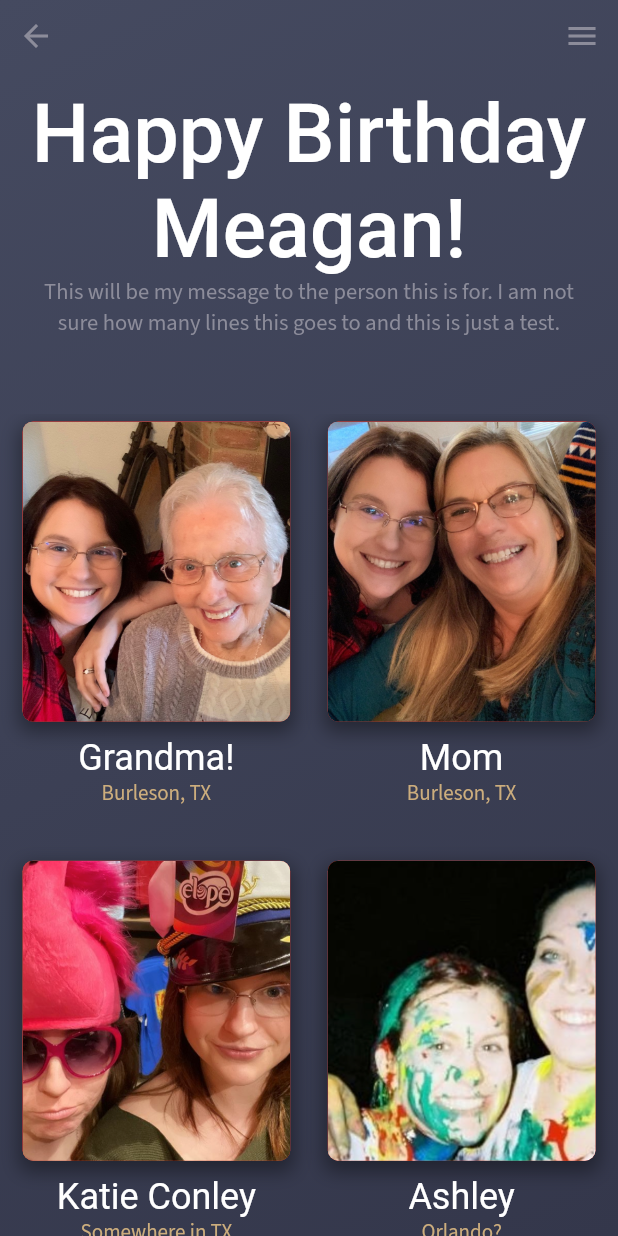
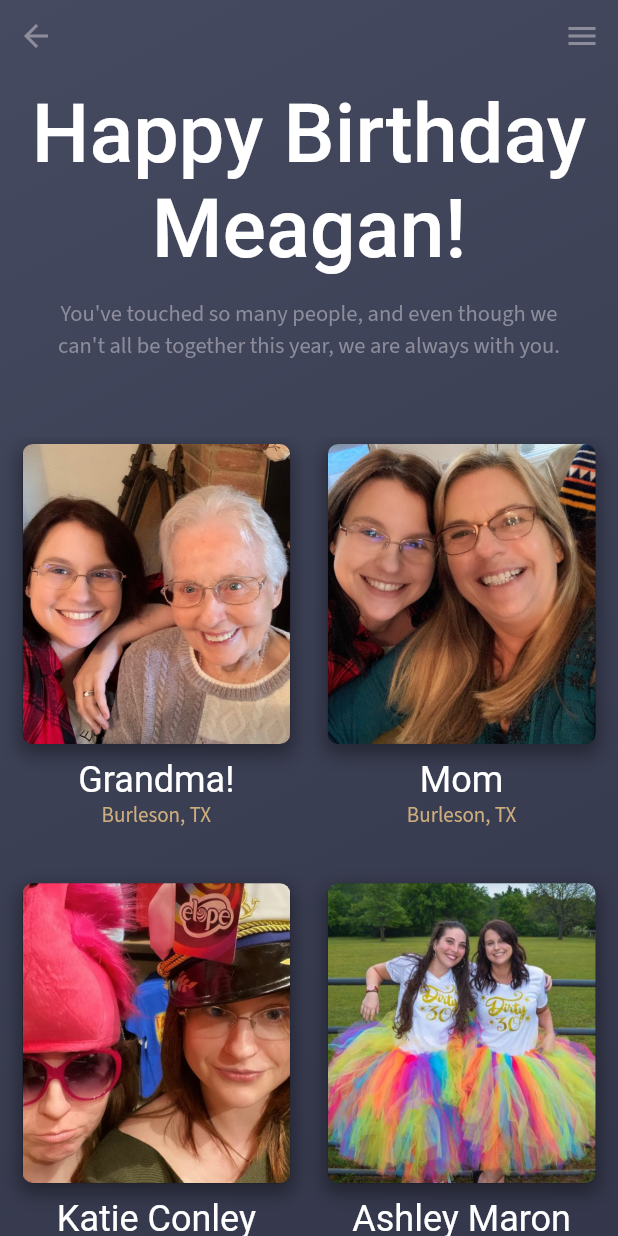
Before and after one commit to jmechristian/meaganbday, a Flutter app: the HomeScreen screen opened directly, on a phone screen of 412 x 824 dp. Run offline on Flutter 3.47's test engine with Material 2 defaults, Android fonts, the phone set to English and light mode, and no system bars; our stand-ins replace google_fonts, video_player; Roboto replaces fonts that are missing (Tinos).

Commit message:
onbarding screens in

```diff
--- a/lib/main.dart
+++ b/lib/main.dart
@@ -1,6 +1,6 @@
 import 'package:flutter/material.dart';
 import 'package:flutter/services.dart';
-import './screens/home_screen.dart';
+import 'package:meagan_bday/screens/onboarding_screen.dart';
 
 void main() {
   SystemChrome.setPreferredOrientations(
@@ -14,7 +14,7 @@ class MyApp extends StatelessWidget {
     return MaterialApp(
       title: 'Meagan Birthday',
       debugShowCheckedModeBanner: false,
-      home: HomeScreen(),
+      home: OnboardingScreen(),
     );
   }
 }
--- a/lib/models/person.dart
+++ b/lib/models/person.dart
@@ -25,14 +25,14 @@ var people = [
       personPic: 'assets/mom.JPG',
       personVideo: 'assets/mom.mp4'),
   Person(
-      personLocation: 'Somewhere in TX',
+      personLocation: 'Lubbock, TX',
       personName: 'Katie Conley',
       personPic: 'assets/katie.png',
       personVideo: 'assets/katie.mp4'),
   Person(
       personLocation: 'Orlando?',
-      personName: 'Ashley',
-      personPic: 'assets/ashley.png',
+      personName: 'Ashley Maron',
+      personPic: 'assets/ashley.JPG',
       personVideo: 'assets/ashley.mp4'),
   Person(
     personLocation: 'Burleson, TX',
@@ -43,9 +43,19 @@ var people = [
   Person(
     personLocation: 'Tokyo, Japan',
     personName: 'Jess Malone',
-    personPic: 'assets/jess.jpg',
+    personPic: 'assets/jess.JPG',
     personVideo: 'assets/neices.mp4',
     personMessage:
         'Meagan, dagger-mermaid, keeper of cats, lover of bearded indie-men, librarian enchantress, 1st of her name. Your bravery and smarts are something truly rare and I hope to find in myself one day. I couldn’t ask for a better friend and I hope today treats you as well as you deserve. Which is a shit ton.',
-  )
+  ),
+  Person(
+      personLocation: 'Austin, TX',
+      personName: 'Cara & Angie',
+      personPic: 'assets/cara.jpg',
+      personVideo: 'assets/cara.mp4'),
+  Person(
+      personLocation: 'Wimberley, TX',
+      personName: 'Shari & Buzz',
+      personPic: 'assets/buzz.jpg',
+      personVideo: 'assets/buzz.mp4'),
 ];
--- a/lib/screens/home_screen.dart
+++ b/lib/screens/home_screen.dart
@@ -62,9 +62,13 @@ class _HomeScreenState extends State<HomeScreen> {
               ),
             ),
             Padding(
-              padding: EdgeInsets.symmetric(horizontal: 25),
+              padding: EdgeInsets.only(
+                left: 25,
+                top: 15,
+                right: 25,
+              ),
               child: Text(
-                'This will be my message to the person this is for. I am not sure how many lines this goes to and this is just a test.',
+                'You\'ve touched so many people, and even though we can\'t all be together this year, we are always with you.',
                 style: GoogleFonts.sourceSansPro(
                   fontSize: 15,
                   fontWeight: FontWeight.w400,
--- a/lib/widgets/person_grid.dart
+++ b/lib/widgets/person_grid.dart
@@ -36,7 +36,7 @@ class PersonGrid extends StatelessWidget {
                       spreadRadius: 2,
                     ),
                   ],
-                  color: Colors.red,
+                  color: Colors.black38,
                   image: DecorationImage(
                     fit: BoxFit.cover,
                     image: AssetImage(
```
Also changed, not shown: lib/models/page.dart (added, +30 -0 lines), lib/screens/onboarding_screen.dart (added, +141 -0 lines), lib/widgets/page_indicator.dart (added, +42 -0 lines), assets/ashley.JPG (added), assets/buzz.jpg (added), assets/cara.jpg (added), assets/jess.jpg, assets/screen1.png (added), assets/screen2.png (added), assets/screen3.png (added), 2 other files.
